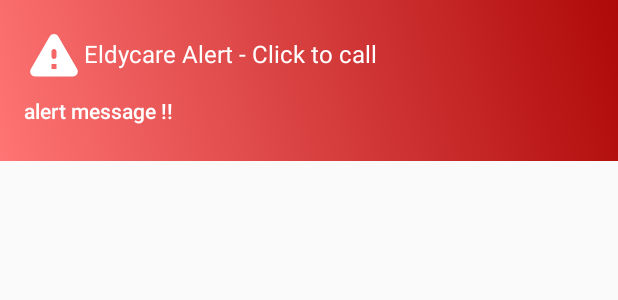
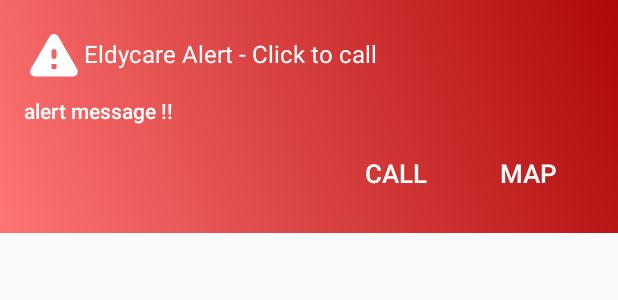
Before and after one commit to Schrodingdong/Eldycare, an Android app built with Jetpack Compose: the layout alert_notification_layout_large.xml on its own in the app's theme, with its tools: preview values and no code run, on a phone screen of 412 x 824 dp. Shown: the top 300 px of the screen. Run offline under Robolectric (Android 15) with nearby library versions, the phone set to English and light mode, and no system bars; network calls fail.

Commit message:
[FRONT] Add Google Maps integration

```diff
--- a/frontend/smartphone/app/src/main/res/layout/alert_notification_layout_large.xml
+++ b/frontend/smartphone/app/src/main/res/layout/alert_notification_layout_large.xml
@@ -44,9 +44,34 @@
             android:id="@+id/badge_container"
             android:layout_width="wrap_content"
             android:layout_height="wrap_content"
+            android:orientation="horizontal">
+
+        </LinearLayout>
+        <LinearLayout
+            android:layout_width="wrap_content"
+            android:layout_height="wrap_content"
             android:layout_gravity="end"
             android:orientation="horizontal">
-
+            <Button
+                android:id="@+id/call_text_button"
+                android:layout_width="wrap_content"
+                android:layout_height="wrap_content"
+                android:textColor="@color/white"
+                android:textFontWeight="500"
+                android:textSize="17sp"
+                android:textStyle="bold"
+                android:background="@android:color/transparent"
+                android:text="CALL"/>
+            <Button
+                android:id="@+id/map_text_button"
+                android:layout_width="wrap_content"
+                android:layout_height="wrap_content"
+                android:textColor="@color/white"
+                android:background="@android:color/transparent"
+                android:textFontWeight="500"
+                android:textStyle="bold"
+                android:textSize="17sp"
+                android:text="MAP"/>
         </LinearLayout>
     </LinearLayout>
 
```
Also changed, not shown: frontend/smartphone/app/src/main/java/com/ensias/eldycare/mobile/smartphone/service/NotificationService.kt (+30 -10 lines).
